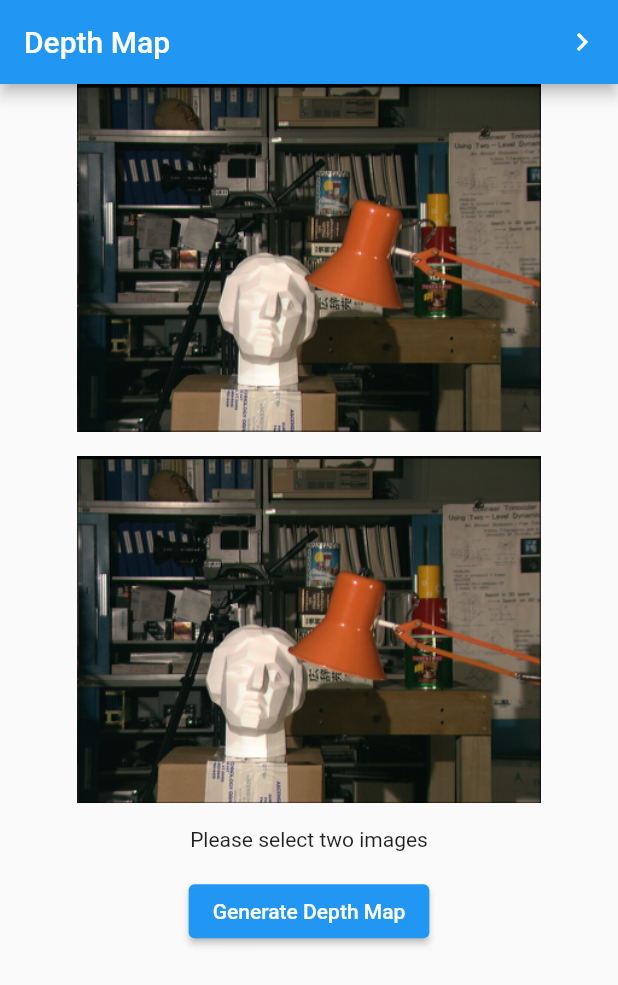
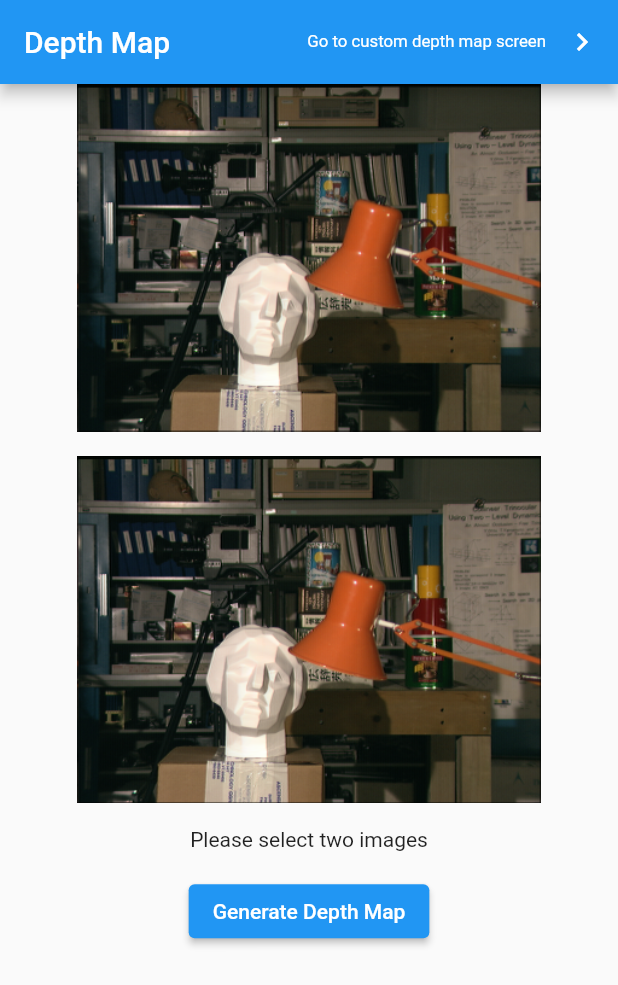
Before and after one commit to akashmishra242/opencv_via_flutter, a Flutter app: the screen it shows after launch, on a phone screen of 412 x 824 dp. Shown: the top 985 px of the screen. Run offline on Flutter 3.47's test engine with Material 2 defaults, Android fonts, the light colour scheme and no system bars; our stand-ins replace image_picker; missing offline and left inert: opencv_4.

Commit message:
small fix.

```diff
--- a/lib/depth_map.dart
+++ b/lib/depth_map.dart
@@ -54,6 +54,11 @@ class _ShowDepthMapState extends State<ShowDepthMap> {
       appBar: AppBar(
         title: const Text('Depth Map'),
         actions: [
+          const Center(
+              child: Text(
+            'Go to custom depth map screen',
+            textScaleFactor: 0.8,
+          )),
           IconButton(
             icon: const Icon(Icons.navigate_next_sharp),
             onPressed: () => Navigator.push(
```
